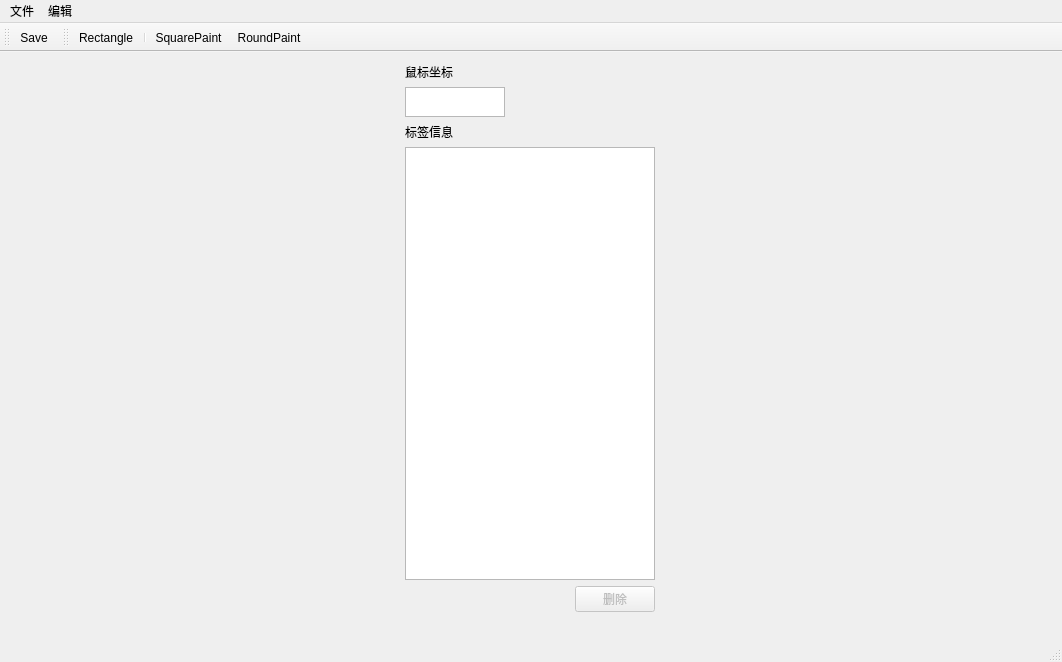
JianyuTANG/Annotator, file Annotator/mainwindow.ui: the form before one commit.
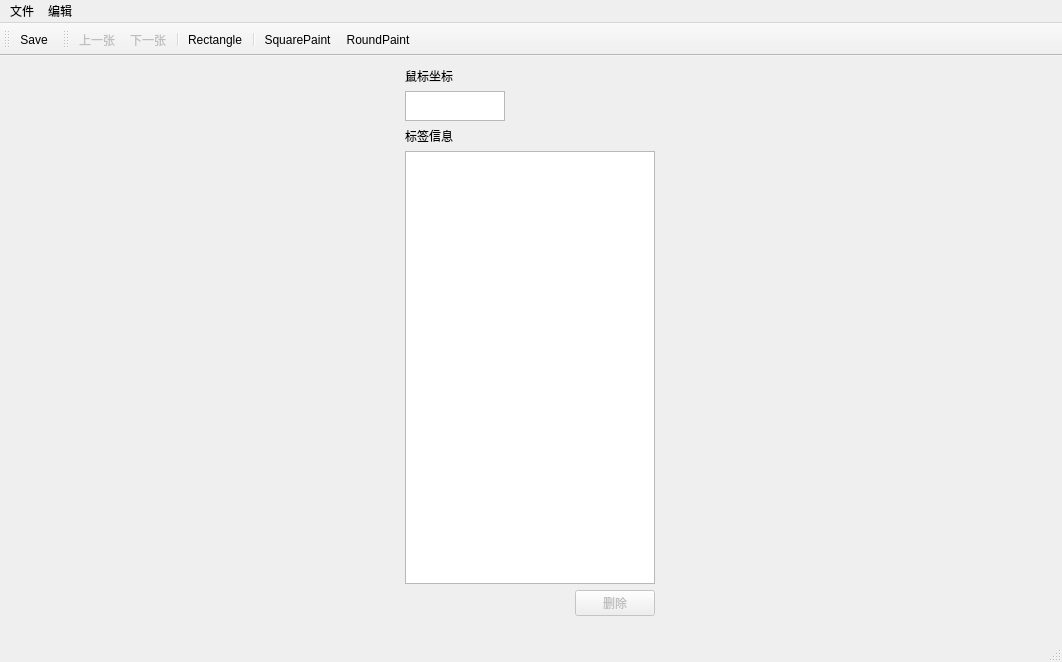
The form after the commit. Icons and pictures are not drawn.

```diff
--- a/Annotator/mainwindow.ui
+++ b/Annotator/mainwindow.ui
@@ -168,6 +168,9 @@
   </widget>
   <widget class="QStatusBar" name="statusBar"/>
   <widget class="QToolBar" name="toolBar">
+   <property name="enabled">
+    <bool>true</bool>
+   </property>
    <property name="windowTitle">
     <string>toolBar</string>
    </property>
@@ -177,6 +180,9 @@
    <attribute name="toolBarBreak">
     <bool>false</bool>
    </attribute>
+   <addaction name="actionPrevious"/>
+   <addaction name="actionNext"/>
+   <addaction name="separator"/>
    <addaction name="actionRectangle"/>
    <addaction name="separator"/>
    <addaction name="actionSquarePaint"/>
@@ -254,6 +260,40 @@
     <string>Ctrl+F</string>
    </property>
   </action>
+  <action name="actionNext">
+   <property name="enabled">
+    <bool>false</bool>
+   </property>
+   <property name="icon">
+    <iconset resource="icon.qrc">
+     <normaloff>:/icon/icon/arrow_right.png</normaloff>:/icon/icon/arrow_right.png</iconset>
+   </property>
+   <property name="text">
+    <string>下一张</string>
+   </property>
+  </action>
+  <action name="actionPrevious">
+   <property name="enabled">
+    <bool>false</bool>
+   </property>
+   <property name="icon">
+    <iconset resource="icon.qrc">
+     <normaloff>:/icon/icon/arrow_left.png</normaloff>:/icon/icon/arrow_left.png</iconset>
+   </property>
+   <property name="text">
+    <string>上一张</string>
+   </property>
+  </action>
+  <action name="actionFolder2D">
+   <property name="text">
+    <string>打开2D图片</string>
+   </property>
+  </action>
+  <action name="actionFolder3D">
+   <property name="text">
+    <string>打开3D图片</string>
+   </property>
+  </action>
  </widget>
  <layoutdefault spacing="6" margin="11"/>
  <resources>
```
Left out of the diff: 14 changed lines with no effect on the pictures.
